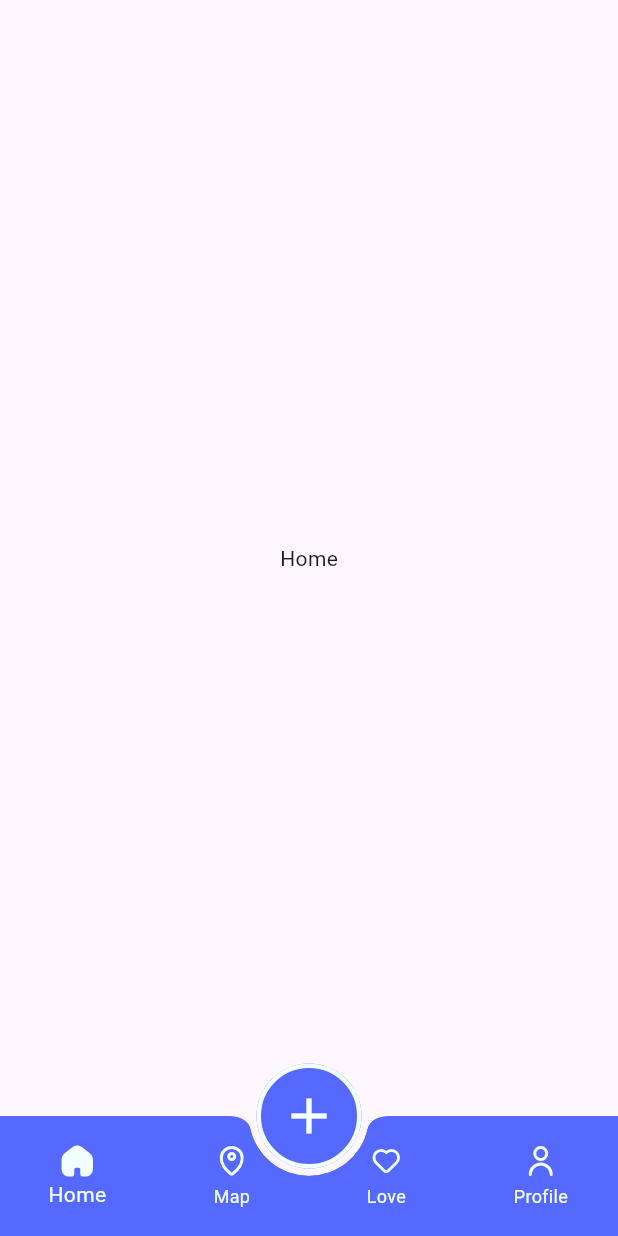
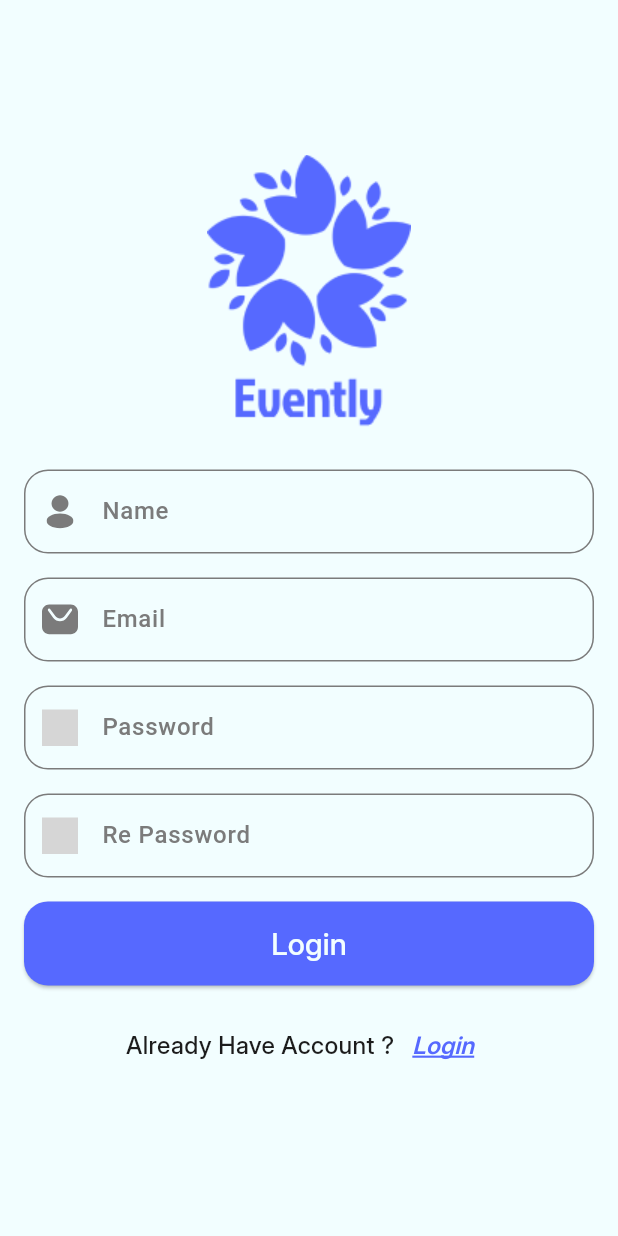
Before and after one commit to sma826/evently_app, a Flutter app: the screen it shows after launch, on a phone screen of 412 x 824 dp. Run offline on Flutter 3.47's test engine with Material 3 defaults, Android fonts, the phone set to English and light mode, and no system bars; our stand-ins replace flutter_svg, smooth_page_indicator; grey boxes are pictures that could not be loaded.

Commit message:
* implement login & register and forget password screens UI

```diff
--- a/lib/core/constants/app_theme_style.dart
+++ b/lib/core/constants/app_theme_style.dart
@@ -3,6 +3,7 @@ import 'package:flutter/material.dart';
 
 class AppTheme {
   static ThemeData lightTheme = ThemeData(
+      scaffoldBackgroundColor: AppColors.backgroundLight,
     bottomNavigationBarTheme: BottomNavigationBarThemeData(
       backgroundColor: AppColors.primaryColor,
       type: BottomNavigationBarType.fixed,
@@ -10,6 +11,45 @@ class AppTheme {
       unselectedItemColor: AppColors.white,
       // showSelectedLabels: true,
     ),
+      inputDecorationTheme: InputDecorationTheme(
+        hintStyle: TextStyle(
+            color: AppColors.grey,
+            fontSize: 16,
+            fontWeight: FontWeight.w500
+        ),
+        enabledBorder: OutlineInputBorder(
+          borderSide: BorderSide(color: AppColors.grey),
+          borderRadius: BorderRadius.circular(16),
+        ),
+        focusedBorder: OutlineInputBorder(
+          borderSide: BorderSide(color: AppColors.grey),
+          borderRadius: BorderRadius.circular(16),
+        ),
+        errorBorder: OutlineInputBorder(
+          borderSide: BorderSide(color: AppColors.red),
+          borderRadius: BorderRadius.circular(16),
+        ),
+        focusedErrorBorder: OutlineInputBorder(
+          borderSide: BorderSide(color: AppColors.red),
+          borderRadius: BorderRadius.circular(16),
+        ),
+      ),
+      textTheme: TextTheme(
+          titleLarge: TextStyle(
+            fontSize: 20,
+            fontWeight: FontWeight.w500,
+            fontFamily: 'Inter',
+            color: AppColors.white,
+          )
+      ),
+      elevatedButtonTheme: ElevatedButtonThemeData(
+          style: ElevatedButton.styleFrom(
+              backgroundColor: AppColors.primaryColor,
+              shape: RoundedRectangleBorder(
+                  borderRadius: BorderRadius.circular(16)
+              )
+          )
+      )
     // floatingActionButtonTheme: FloatingActionButtonThemeData(
     //   backgroundColor: AppColors.primaryColor,
     //   shape: CircleBorder()
--- a/lib/main.dart
+++ b/lib/main.dart
@@ -1,4 +1,6 @@
 import 'package:evently_application/core/constants/app_theme_style.dart';
+import 'package:evently_application/modules/authentication/login_screen.dart';
+import 'package:evently_application/modules/authentication/register_screen.dart';
 import 'package:evently_application/modules/home%20screen/home_screen.dart';
 import 'package:evently_application/modules/onboarding%20screens/introScreen1.dart';
 import 'package:evently_application/modules/onboarding%20screens/introScreen2.dart';
@@ -21,13 +23,16 @@ class MyApp extends StatelessWidget {
   Widget build(BuildContext context) {
     return MaterialApp(
       debugShowCheckedModeBanner: false,
-      // initialRoute: SplashView.routeNames, // start at splash
+      // initialRoute: SplashView.routeName, // start at splash
       // routes: {
-      //   SplashView.routeNames: (_) => SplashView(),
-      //   PreIntroScreen.routeNames: (_) => PreIntroScreen(),
-      //   IntroScreens.routeNames: (_) => IntroScreens(),
+      //   HomeScreen.routeName: (_) => HomeScreen(),
+      //   SplashView.routeName: (_) => SplashView(),
+      //   PreIntroScreen.routeName: (_) => PreIntroScreen(),
+      //   IntroScreens.routeName: (_) => IntroScreens(),
+      //   LoginScreen.routeName: (_) => LoginScreen(),
+      //   RegisterScreen.routeName: (_) => RegisterScreen(),
       // },
-      home: HomeScreen(),
+      home: RegisterScreen(),
       theme: AppTheme.lightTheme,
       darkTheme: AppTheme.darkTheme,
       themeMode: ThemeMode.light,
--- /dev/null
+++ b/lib/modules/authentication/register_screen.dart
@@ -0,0 +1,101 @@
+import 'package:flutter/material.dart';
+
+import '../../core/constants/app_assets.dart';
+import '../../core/constants/app_colors.dart';
+import '../../widgets/elevated_button.dart';
+import '../../widgets/text_form_field.dart';
+import 'login_screen.dart';
+
+class RegisterScreen extends StatefulWidget {
+  static const String routeName = '/register';
+
+  const RegisterScreen({super.key});
+
+  @override
+  State<RegisterScreen> createState() => _RegisterScreenState();
+}
+
+class _RegisterScreenState extends State<RegisterScreen> {
+  TextEditingController emailController = TextEditingController();
+  TextEditingController passwordController = TextEditingController();
+
+  @override
+  Widget build(BuildContext context) {
+    return Scaffold(
+      backgroundColor: AppColors.backgroundLight,
+      body: SafeArea(
+        child: Padding(
+          padding: const EdgeInsets.symmetric(horizontal: 16),
+          child: Column(
+            mainAxisAlignment: MainAxisAlignment.center,
+            children: [
+              Image.asset(Assets.verticalLogo),
+              SizedBox(height: 24),
+              DefaultTextFormField(
+                hintText: 'Name',
+                controller: emailController,
+                prefixIconImageName: 'name',
+              ),
+              SizedBox(height: 16),
+              DefaultTextFormField(
+                hintText: 'Email',
+                controller: emailController,
+                prefixIconImageName: 'email',
+              ),
+              SizedBox(height: 16),
+              DefaultTextFormField(
+                hintText: 'Password',
+                controller: passwordController,
+                prefixIconImageName: 'password',
+              ),
+              SizedBox(height: 16),
+              DefaultTextFormField(
+                hintText: 'Re Password',
+                controller: passwordController,
+                prefixIconImageName: 'password',
+              ),
+              SizedBox(height: 16),
+              DefaultElevatedButton(text: 'Login', onPressed: () {}),
+              SizedBox(height: 16),
+              Row(
+                mainAxisAlignment: MainAxisAlignment.center,
+                children: [
+                  Text(
+                    "Already Have Account ?",
+                    style: TextStyle(
+                      fontSize: 16,
+                      fontWeight: FontWeight.w500,
+                      fontFamily: 'Inter',
+                      color: AppColors.black,
+                    ),
+                  ),
+                  TextButton(
+                    onPressed: () {
+                      Navigator.pushReplacement(
+                        context,
+                        MaterialPageRoute(builder: (context) => LoginScreen()),
+                      );
+                    },
+                    child: Text(
+                      'Login',
+                      style: TextStyle(
+                        fontSize: 16,
+                        fontWeight: FontWeight.w600,
+                        fontFamily: 'Inter',
+                        color: AppColors.primaryColor,
+                        fontStyle: FontStyle.italic,
+                        decorationColor: AppColors.primaryColor,
+                        decorationThickness: 1,
+                        decoration: TextDecoration.underline,
+                      ),
+                    ),
+                  ),
+                ],
+              ),
+            ],
+          ),
+        ),
+      ),
+    );
+  }
+}
--- a/lib/modules/home screen/home_screen.dart
+++ b/lib/modules/home screen/home_screen.dart
@@ -7,7 +7,7 @@ import 'package:evently_application/taps/profile/profile_tap.dart';
 import 'package:flutter/material.dart';
 
 class HomeScreen extends StatefulWidget {
-  static const String routeName = "/home_screen";
+  static const String routeName = "/home";
 
   const HomeScreen({super.key});
 
--- a/lib/modules/onboarding screens/intro_pages.dart
+++ b/lib/modules/onboarding screens/intro_pages.dart
@@ -1,5 +1,5 @@
 import 'package:evently_application/core/constants/app_colors.dart';
-import 'package:evently_application/modules/login%20screen/login_screen.dart';
+import 'package:evently_application/modules/authentication/login_screen.dart';
 import 'package:evently_application/modules/onboarding%20screens/introScreen1.dart';
 import 'package:evently_application/modules/onboarding%20screens/introScreen2.dart';
 import 'package:evently_application/modules/onboarding%20screens/introScreen3.dart';
@@ -7,7 +7,7 @@ import 'package:flutter/material.dart';
 import 'package:smooth_page_indicator/smooth_page_indicator.dart';
 
 class IntroScreens extends StatefulWidget {
-  static const routeNames = '/intro';
+  static const String routeName = '/intro';
 
   const IntroScreens({super.key});
 
--- a/lib/modules/onboarding screens/pre_inro_screen.dart
+++ b/lib/modules/onboarding screens/pre_inro_screen.dart
@@ -5,7 +5,7 @@ import 'package:flutter/material.dart';
 import '../../core/constants/app_colors.dart';
 
 class PreIntroScreen extends StatefulWidget {
-  static var routeNames = '/pre_intro_screen';
+  static const String routeName = '/preintro';
 
   const PreIntroScreen({super.key});
 
--- a/lib/modules/splash/splash_view.dart
+++ b/lib/modules/splash/splash_view.dart
@@ -4,7 +4,7 @@ import 'package:evently_application/modules/onboarding%20screens/pre_inro_screen
 import 'package:flutter/material.dart';
 
 class SplashView extends StatefulWidget {
-  static var routeNames = '/splash_screen';
+  static const String routeName = '/splash';
 
   const SplashView({super.key});
 
--- /dev/null
+++ b/lib/widgets/elevated_button.dart
@@ -0,0 +1,36 @@
+import 'package:evently_application/core/constants/app_colors.dart';
+import 'package:flutter/material.dart';
+
+class DefaultElevatedButton extends StatelessWidget {
+  String text;
+
+  VoidCallback onPressed;
+
+  DefaultElevatedButton({
+    super.key,
+    required this.text,
+    required this.onPressed,
+  });
+
+  @override
+  Widget build(BuildContext context) {
+    return ElevatedButton(
+      onPressed: onPressed,
+      style: ElevatedButton.styleFrom(
+        // padding: EdgeInsets.symmetric(horizontal: 156,vertical: 16),
+        fixedSize: Size(MediaQuery.sizeOf(context).width, 56),
+        backgroundColor: AppColors.primaryColor,
+        shape: RoundedRectangleBorder(borderRadius: BorderRadius.circular(16)),
+      ),
+      child: Text(
+        text,
+        style: TextStyle(
+          fontSize: 20,
+          fontWeight: FontWeight.w500,
+          fontFamily: 'Inter',
+          color: AppColors.white,
+        ),
+      ),
+    );
+  }
+}
--- /dev/null
+++ b/lib/widgets/text_form_field.dart
@@ -0,0 +1,61 @@
+import 'package:evently_application/core/constants/app_colors.dart';
+import 'package:flutter/material.dart';
+import 'package:flutter_svg/svg.dart';
+
+class DefaultTextFormField extends StatelessWidget {
+  String hintText;
+  TextEditingController? controller;
+  void Function(String)? onChange;
+  String? prefixIconImageName;
+
+  DefaultTextFormField({
+    super.key,
+    required this.hintText,
+    this.controller,
+    this.onChange,
+    this.prefixIconImageName,
+  });
+
+  @override
+  Widget build(BuildContext context) {
+    return TextFormField(
+      controller: controller,
+      onChanged: onChange,
+      decoration: InputDecoration(
+        hintText: hintText,
+        prefixIcon:
+            prefixIconImageName == null
+                ? null
+                : Padding(
+                  padding: const EdgeInsets.all(12.0),
+                  child: SvgPicture.asset(
+                    'assets/icons/$prefixIconImageName.svg',
+                    width: 24,
+                    height: 24,
+                    fit: BoxFit.scaleDown,
+                  ),
+                ),
+        border: OutlineInputBorder(
+          borderRadius: BorderRadius.circular(16),
+          borderSide: BorderSide(color: Colors.grey),
+        ),
+        enabledBorder: OutlineInputBorder(
+          borderSide: BorderSide(color: AppColors.grey),
+          borderRadius: BorderRadius.circular(16),
+        ),
+        focusedBorder: OutlineInputBorder(
+          borderSide: BorderSide(color: AppColors.grey),
+          borderRadius: BorderRadius.circular(16),
+        ),
+        errorBorder: OutlineInputBorder(
+          borderSide: BorderSide(color: AppColors.red),
+          borderRadius: BorderRadius.circular(16),
+        ),
+        focusedErrorBorder: OutlineInputBorder(
+          borderSide: BorderSide(color: AppColors.red),
+          borderRadius: BorderRadius.circular(16),
+        ),
+      ),
+    );
+  }
+}
```
Also changed, not shown: lib/modules/authentication/forget_password_screen.dart (added, +36 -0 lines), lib/modules/authentication/login_screen.dart (added, +115 -0 lines), lib/modules/login screen/login_screen.dart (deleted, +0 -17 lines), assets/icons/email.svg (added), assets/icons/name.svg (added), assets/images/change-setting.png (added).
